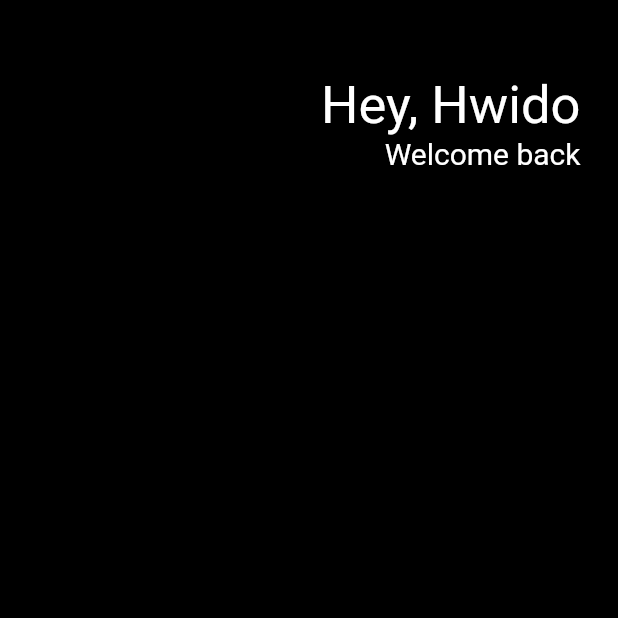
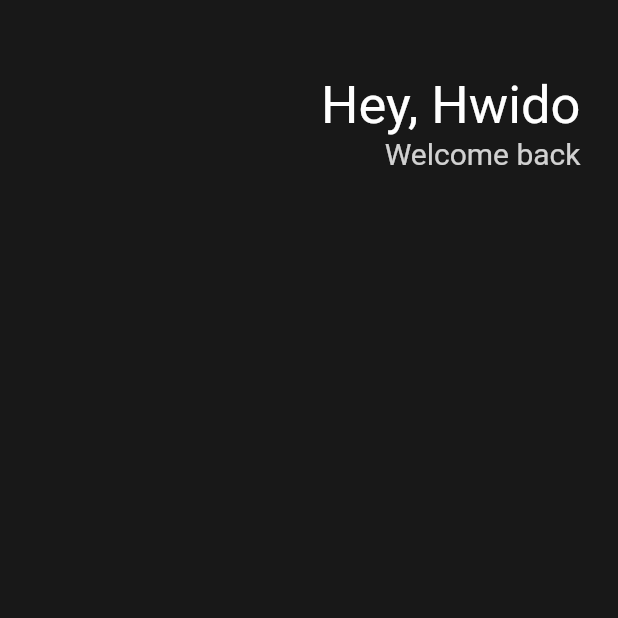
Before and after one commit to grootwo/Flutter-studying, a Flutter app: the screen it shows after launch, on a phone screen of 412 x 824 dp, the top half of it. Run offline on Flutter 3.47's test engine with Material 2 defaults, Android fonts, the phone set to English and light mode, and no system bars; our stand-ins replace flutter_time_picker_spinner.

Commit message:
Change some colors

```diff
--- a/toonlinkers/lib/main.dart
+++ b/toonlinkers/lib/main.dart
@@ -9,7 +9,7 @@ class App extends StatelessWidget {
   Widget build(BuildContext context) {
     return MaterialApp(
       home: Scaffold(
-        backgroundColor: Color.fromARGB(255, 0, 0, 0),
+        backgroundColor: Color(0xFF181818),
         body: Padding(
           padding: EdgeInsets.symmetric(
             horizontal: 25,
@@ -36,7 +36,7 @@ class App extends StatelessWidget {
                         'Welcome back',
                         style: TextStyle(
                           fontSize: 20,
-                          color: Colors.white,
+                          color: Colors.white.withOpacity(0.8),
                         ),
                       ),
                     ],
```
